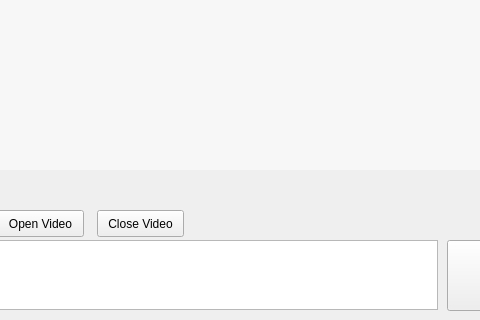
This is ChatServer/chatserver.ui in zdw66/dwchat as Qt 5 draws it before an edit; both pictures show x 223 to 703 and y 280 to 600 of the 800 by 600 pixel window. The edited form follows.
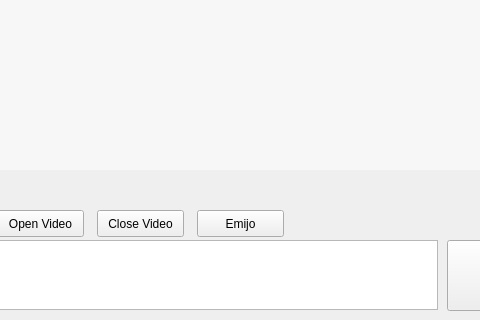
This is the edited form.

What changed in the file:
```diff
--- a/ChatServer/chatserver.ui
+++ b/ChatServer/chatserver.ui
@@ -134,6 +134,19 @@
     <string>Close Video</string>
    </property>
   </widget>
+  <widget class="QPushButton" name="pushButton_6">
+   <property name="geometry">
+    <rect>
+     <x>420</x>
+     <y>490</y>
+     <width>87</width>
+     <height>27</height>
+    </rect>
+   </property>
+   <property name="text">
+    <string>Emijo</string>
+   </property>
+  </widget>
  </widget>
  <resources/>
  <connections/>
```
